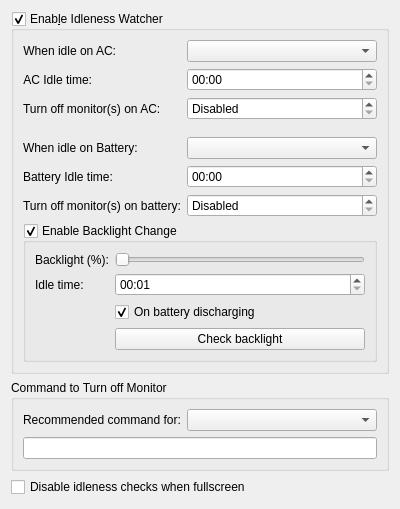
Before: the Qt Designer form config/idlenesswatchersettings.ui in lxqt/lxqt-powermanagement, drawn with Qt 5.
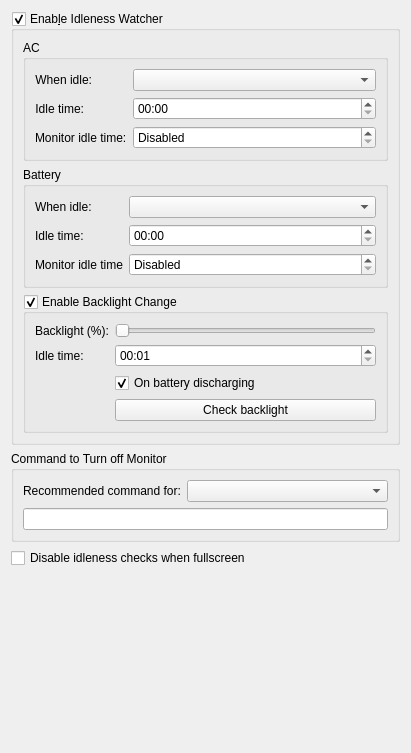
After: the same form once the commit is applied.

Commit message: Use groupboxes for AC and battery idleness settings

Diff of the .ui file:
```diff
--- a/config/idlenesswatchersettings.ui
+++ b/config/idlenesswatchersettings.ui
@@ -6,8 +6,8 @@
    <rect>
     <x>0</x>
     <y>0</y>
-    <width>400</width>
-    <height>452</height>
+    <width>411</width>
+    <height>753</height>
    </rect>
   </property>
   <layout class="QVBoxLayout" name="verticalLayout">
@@ -21,7 +21,11 @@
      </property>
      <layout class="QVBoxLayout" name="verticalLayout_2">
       <item>
-       <layout class="QFormLayout" name="formLayout">
+       <widget class="QGroupBox" name="acGroupBox">
+        <property name="title">
+         <string>AC</string>
+        </property>
+        <layout class="QFormLayout" name="formLayout_AC">
         <item row="0" column="0">
          <widget class="QLabel" name="idleTimeACLabel">
           <property name="sizePolicy">
@@ -31,7 +35,7 @@
            </sizepolicy>
           </property>
           <property name="text">
-           <string>When idle on AC:</string>
+            <string>When idle:</string>
           </property>
           <property name="alignment">
            <set>Qt::AlignRight|Qt::AlignTrailing|Qt::AlignVCenter</set>
@@ -50,7 +54,7 @@
            </sizepolicy>
           </property>
           <property name="text">
-           <string>AC Idle time:</string>
+            <string>Idle time:</string>
           </property>
           <property name="alignment">
            <set>Qt::AlignRight|Qt::AlignTrailing|Qt::AlignVCenter</set>
@@ -64,13 +68,6 @@
           </property>
          </widget>
         </item>
-        <item row="2" column="0">
-         <widget class="QLabel" name="idleACMonitorLabel">
-          <property name="text">
-           <string>Turn off monitor(s) on AC:</string>
-          </property>
-         </widget>
-        </item>
         <item row="2" column="1">
          <widget class="QTimeEdit" name="idleACMonitorOffTimeEdit">
           <property name="specialValueText">
@@ -79,56 +76,52 @@
           <property name="displayFormat">
            <string>mm:ss</string>
           </property>
-         </widget>
-        </item>
-        <item row="3" column="0">
-         <spacer name="verticalSpacer_2">
-          <property name="orientation">
-           <enum>Qt::Vertical</enum>
-          </property>
-          <property name="sizeType">
-           <enum>QSizePolicy::Fixed</enum>
-          </property>
-          <property name="sizeHint" stdset="0">
-           <size>
-            <width>5</width>
-            <height>5</height>
-           </size>
-          </property>
-         </spacer>
-        </item>
-        <item row="4" column="0">
+           <property name="specialValueText">
+           <string>Disabled</string>
+          </property>
+          </widget>
+         </item>
+         <item row="2" column="0">
+          <widget class="QLabel" name="idleBatteryMonitorLabel">
+           <property name="text">
+            <string>Monitor idle time:</string>
+           </property>
+          </widget>
+         </item>
+        </layout>
+       </widget>
+      </item>
+      <item>
+       <widget class="QGroupBox" name="batteryGroupBox">
+        <property name="title">
+         <string>Battery</string>
+        </property>
+        <layout class="QFormLayout" name="formLayout_Battery">
+         <item row="0" column="0">
          <widget class="QLabel" name="idleTimeBatteryLabel">
           <property name="text">
-           <string>When idle on Battery:</string>
+            <string>When idle:</string>
           </property>
          </widget>
         </item>
-        <item row="4" column="1">
+         <item row="0" column="1">
          <widget class="QComboBox" name="idleBatteryActionComboBox"/>
         </item>
-        <item row="5" column="0">
+         <item row="1" column="0">
          <widget class="QLabel" name="idleBatteryActionLabel">
           <property name="text">
-           <string>Battery Idle time:</string>
+            <string>Idle time:</string>
           </property>
          </widget>
         </item>
-        <item row="5" column="1">
+         <item row="1" column="1">
          <widget class="QTimeEdit" name="idleBatteryTimeEdit">
           <property name="displayFormat">
            <string>mm:ss</string>
           </property>
          </widget>
         </item>
-        <item row="6" column="0">
-         <widget class="QLabel" name="idleBatteryMonitorLabel">
-          <property name="text">
-           <string>Turn off monitor(s) on battery:</string>
-          </property>
-         </widget>
-        </item>
-        <item row="6" column="1">
+         <item row="2" column="1">
          <widget class="QTimeEdit" name="idleBatteryMonitorOffTimeEdit">
           <property name="specialValueText">
            <string>Disabled</string>
@@ -136,9 +129,20 @@
           <property name="displayFormat">
            <string>mm:ss</string>
           </property>
+           <property name="specialValueText">
+           <string>Disabled</string>
+          </property>
+          </widget>
+         </item>
+         <item row="2" column="0">
+          <widget class="QLabel" name="idleACMonitorLabel">
+           <property name="text">
+            <string>Monitor idle time</string>
+           </property>
          </widget>
         </item>
        </layout>
+       </widget>
       </item>
       <item>
        <widget class="QGroupBox" name="idlenessBacklightWatcherGroupBox">
```
Left out of the diff: 28 changed lines with no effect on the pictures. Lines whose indentation alone changed are shown as unchanged.
